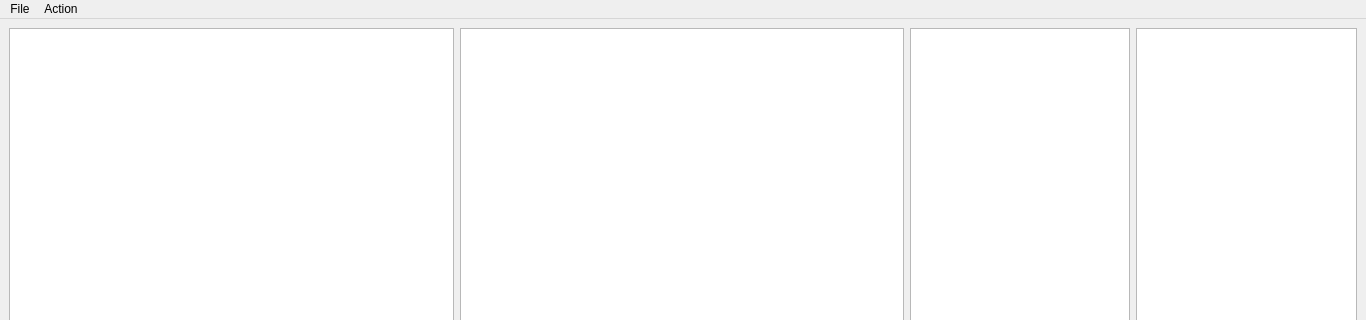
hongw-lab/CScreener, file main-window.ui: the form before one commit; both pictures show x 0 to 1366 and y 0 to 320 of the 1366 by 768 pixel window.
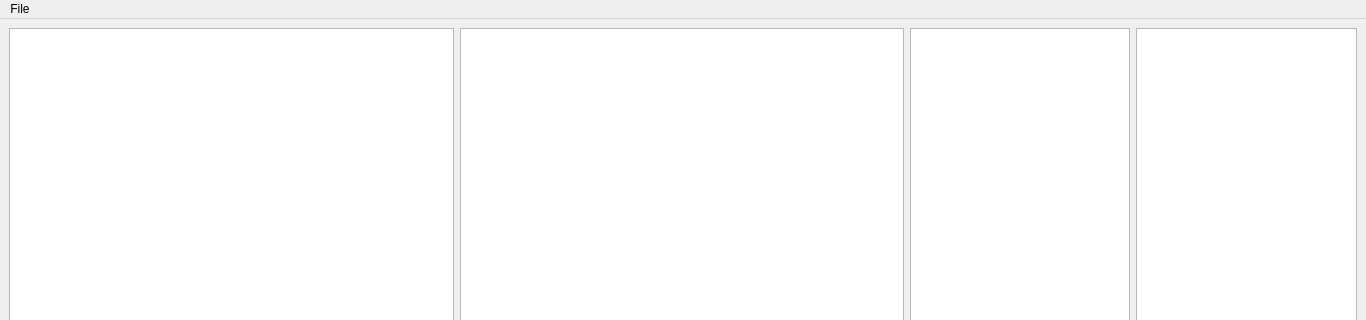
The form after the commit. Custom widgets are drawn as their Qt base class.

Patch:
```diff
--- a/main-window.ui
+++ b/main-window.ui
@@ -392,13 +392,7 @@
     <addaction name="actionExport_MS"/>
     <addaction name="actionExport_Binary_List"/>
    </widget>
-   <widget class="QMenu" name="menuAction">
-    <property name="title">
-     <string>Action</string>
-    </property>
-   </widget>
    <addaction name="menuFile"/>
-   <addaction name="menuAction"/>
   </widget>
   <widget class="QStatusBar" name="statusbar"/>
   <action name="actionAdd_Video">
```
Left out of the diff: 6 changed lines with no effect on the pictures.
